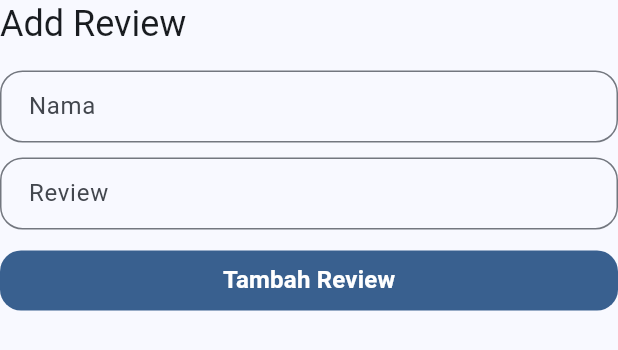
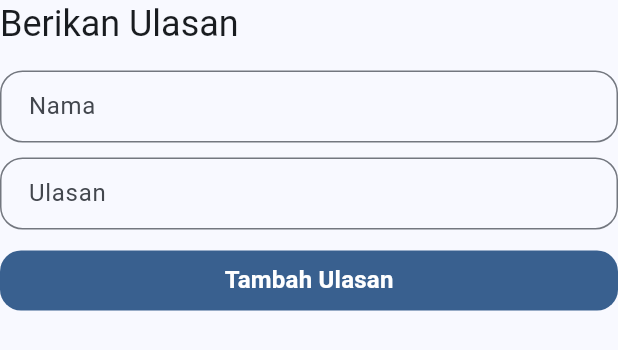
Before and after one commit to mluthfifrd/Restaurant-App, a Flutter app: the RestaurantDetailAddReview widget shown alone on an empty page, opened directly with empty values, on a phone screen of 412 x 824 dp. Shown: the top 350 px of the screen. Run offline on Flutter 3.47's test engine with Material 3 defaults, Android fonts, the phone set to English and light mode, and no system bars; our stand-ins replace flutter_native_splash, flutter_rating_bar, google_fonts; accounts and stored records are empty; network calls fail.

Commit message:
change language display

```diff
--- a/lib/common/custom_widget/restaurant_detail_add_review.dart
+++ b/lib/common/custom_widget/restaurant_detail_add_review.dart
@@ -34,7 +34,7 @@ class _RestaurantDetailAddReviewState extends State<RestaurantDetailAddReview> {
           crossAxisAlignment: CrossAxisAlignment.start,
           children: [
             Text(
-              "Add Review",
+              "Berikan Ulasan",
               style: Theme.of(context).textTheme.headlineSmall,
             ),
             const SizedBox(height: 15),
@@ -66,7 +66,7 @@ class _RestaurantDetailAddReviewState extends State<RestaurantDetailAddReview> {
                     minLines: 1,
                     maxLines: 5,
                     decoration: InputDecoration(
-                      labelText: 'Review',
+                      labelText: 'Ulasan',
                       border: OutlineInputBorder(
                         borderRadius: BorderRadius.circular(15),
                       ),
@@ -75,7 +75,7 @@ class _RestaurantDetailAddReviewState extends State<RestaurantDetailAddReview> {
                     ),
                     validator: (String? value) {
                       if (value == null || value.isEmpty) {
-                        return 'Masukan Pesan';
+                        return 'Masukan Ulasan';
                       }
                       return null;
                     },
@@ -93,7 +93,7 @@ class _RestaurantDetailAddReviewState extends State<RestaurantDetailAddReview> {
                           ScaffoldMessenger.of(context).showSnackBar(
                             SnackBar(
                               content:
-                                  const Text('Berhasil Menambahkan Review'),
+                                  const Text('Berhasil Menambahkan Ulasan'),
                               // backgroundColor: Colors.blue.shade900,
                               action: SnackBarAction(
                                 textColor: Colors.white,
@@ -129,7 +129,7 @@ class _RestaurantDetailAddReviewState extends State<RestaurantDetailAddReview> {
                           bottom: 5.0,
                         ),
                         child: Text(
-                          'Tambah Review',
+                          'Tambah Ulasan',
                           style: Theme.of(context)
                               .textTheme
                               .titleMedium
```
